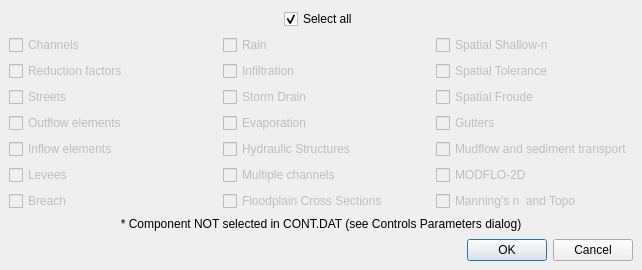
Qt form flo2d/ui/components.ui (FLO-2DSoftware/qgis-flo-2d-plugin) before a commit.
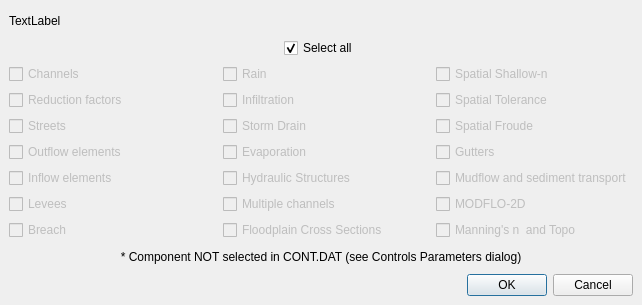
The same form after that commit.

Commit message: 3 tabs in Control Data dialog. Import/Export INFLOW.DAT (reservoirs). Storm Drain defaults: inlets discharge

Diff of the .ui file:
```diff
--- a/flo2d/ui/components.ui
+++ b/flo2d/ui/components.ui
@@ -7,7 +7,7 @@
     <x>0</x>
     <y>0</y>
     <width>642</width>
-    <height>270</height>
+    <height>305</height>
    </rect>
   </property>
   <property name="sizePolicy">
@@ -23,7 +23,172 @@
    <bool>true</bool>
   </property>
   <layout class="QGridLayout" name="gridLayout_5">
-   <item row="1" column="0">
+   <item row="4" column="0" colspan="3">
+    <widget class="QLabel" name="components_note_lbl">
+     <property name="text">
+      <string>* Component NOT selected in CONT.DAT (see Controls Parameters dialog)</string>
+     </property>
+     <property name="alignment">
+      <set>Qt::AlignCenter</set>
+     </property>
+    </widget>
+   </item>
+   <item row="1" column="0" colspan="3">
+    <layout class="QGridLayout" name="gridLayout_4">
+     <item row="0" column="0">
+      <spacer name="horizontalSpacer">
+       <property name="orientation">
+        <enum>Qt::Horizontal</enum>
+       </property>
+       <property name="sizeHint" stdset="0">
+        <size>
+         <width>164</width>
+         <height>20</height>
+        </size>
+       </property>
+      </spacer>
+     </item>
+     <item row="0" column="1">
+      <widget class="QCheckBox" name="select_all_chbox">
+       <property name="text">
+        <string>Select all</string>
+       </property>
+       <property name="checked">
+        <bool>true</bool>
+       </property>
+      </widget>
+     </item>
+     <item row="0" column="2">
+      <spacer name="horizontalSpacer_2">
+       <property name="orientation">
+        <enum>Qt::Horizontal</enum>
+       </property>
+       <property name="sizeHint" stdset="0">
+        <size>
+         <width>185</width>
+         <height>20</height>
+        </size>
+       </property>
+      </spacer>
+     </item>
+    </layout>
+   </item>
+   <item row="5" column="0" colspan="2">
+    <spacer name="horizontalSpacer_3">
+     <property name="orientation">
+      <enum>Qt::Horizontal</enum>
+     </property>
+     <property name="sizeHint" stdset="0">
+      <size>
+       <width>429</width>
+       <height>20</height>
+      </size>
+     </property>
+    </spacer>
+   </item>
+   <item row="5" column="2">
+    <widget class="QDialogButtonBox" name="components_buttonBox">
+     <property name="standardButtons">
+      <set>QDialogButtonBox::Cancel|QDialogButtonBox::Ok</set>
+     </property>
+    </widget>
+   </item>
+   <item row="3" column="2">
+    <layout class="QGridLayout" name="gridLayout_3">
+     <item row="3" column="0">
+      <widget class="QCheckBox" name="gutters_chbox">
+       <property name="enabled">
+        <bool>false</bool>
+       </property>
+       <property name="text">
+        <string>Gutters</string>
+       </property>
+       <property name="checked">
+        <bool>false</bool>
+       </property>
+      </widget>
+     </item>
+     <item row="1" column="0">
+      <widget class="QCheckBox" name="spatial_tolerance_chbox">
+       <property name="enabled">
+        <bool>false</bool>
+       </property>
+       <property name="text">
+        <string>Spatial Tolerance</string>
+       </property>
+       <property name="checked">
+        <bool>false</bool>
+       </property>
+      </widget>
+     </item>
+     <item row="5" column="0">
+      <widget class="QCheckBox" name="mudflo_chbox">
+       <property name="enabled">
+        <bool>false</bool>
+       </property>
+       <property name="text">
+        <string>MODFLO-2D</string>
+       </property>
+       <property name="checked">
+        <bool>false</bool>
+       </property>
+      </widget>
+     </item>
+     <item row="4" column="0">
+      <widget class="QCheckBox" name="mud_and_sed_chbox">
+       <property name="enabled">
+        <bool>false</bool>
+       </property>
+       <property name="text">
+        <string>Mudflow and sediment transport</string>
+       </property>
+       <property name="checked">
+        <bool>false</bool>
+       </property>
+      </widget>
+     </item>
+     <item row="6" column="0">
+      <widget class="QCheckBox" name="mannings_n_and_Topo_chbox">
+       <property name="enabled">
+        <bool>false</bool>
+       </property>
+       <property name="text">
+        <string>Manning's n  and Topo</string>
+       </property>
+       <property name="checked">
+        <bool>false</bool>
+       </property>
+      </widget>
+     </item>
+     <item row="0" column="0">
+      <widget class="QCheckBox" name="spatial_shallow_n_chbox">
+       <property name="enabled">
+        <bool>false</bool>
+       </property>
+       <property name="text">
+        <string>Spatial Shallow-n</string>
+       </property>
+       <property name="checked">
+        <bool>false</bool>
+       </property>
+      </widget>
+     </item>
+     <item row="2" column="0">
+      <widget class="QCheckBox" name="spatial_froude_chbox">
+       <property name="enabled">
+        <bool>false</bool>
+       </property>
+       <property name="text">
+        <string>Spatial Froude</string>
+       </property>
+       <property name="checked">
+        <bool>false</bool>
+       </property>
+      </widget>
+     </item>
+    </layout>
+   </item>
+   <item row="3" column="0">
     <layout class="QGridLayout" name="gridLayout">
      <item row="0" column="0">
       <widget class="QCheckBox" name="channels_chbox">
@@ -118,7 +283,7 @@
      </item>
     </layout>
    </item>
-   <item row="1" column="1">
+   <item row="3" column="1">
     <layout class="QGridLayout" name="gridLayout_2">
      <item row="0" column="0">
       <widget class="QCheckBox" name="rain_chbox">
@@ -213,181 +378,13 @@
      </item>
     </layout>
    </item>
-   <item row="1" column="2">
-    <layout class="QGridLayout" name="gridLayout_3">
-     <item row="3" column="0">
-      <widget class="QCheckBox" name="gutters_chbox">
-       <property name="enabled">
-        <bool>false</bool>
-       </property>
-       <property name="text">
-        <string>Gutters</string>
-       </property>
-       <property name="checked">
-        <bool>false</bool>
-       </property>
-      </widget>
-     </item>
-     <item row="4" column="0">
-      <widget class="QCheckBox" name="mud_and_sed_chbox">
-       <property name="enabled">
-        <bool>false</bool>
-       </property>
-       <property name="text">
-        <string>Mudflow and sediment transport</string>
-       </property>
-       <property name="checked">
-        <bool>false</bool>
-       </property>
-      </widget>
-     </item>
-     <item row="1" column="0">
-      <widget class="QCheckBox" name="spatial_tolerance_chbox">
-       <property name="enabled">
-        <bool>false</bool>
-       </property>
-       <property name="text">
-        <string>Spatial Tolerance</string>
-       </property>
-       <property name="checked">
-        <bool>false</bool>
-       </property>
-      </widget>
-     </item>
-     <item row="5" column="0">
-      <widget class="QCheckBox" name="mudflo_chbox">
-       <property name="enabled">
-        <bool>false</bool>
-       </property>
-       <property name="text">
-        <string>MODFLO-2D</string>
-       </property>
-       <property name="checked">
-        <bool>false</bool>
-       </property>
-      </widget>
-     </item>
-     <item row="2" column="0">
-      <widget class="QCheckBox" name="spatial_froude_chbox">
-       <property name="enabled">
-        <bool>false</bool>
-       </property>
-       <property name="text">
-        <string>Spatial Froude</string>
-       </property>
-       <property name="checked">
-        <bool>false</bool>
-       </property>
-      </widget>
-     </item>
-     <item row="6" column="0">
-      <widget class="QCheckBox" name="mannings_n_and_Topo_chbox">
-       <property name="enabled">
-        <bool>false</bool>
-       </property>
-       <property name="text">
-        <string>Manning's n  and Topo</string>
-       </property>
-       <property name="checked">
-        <bool>false</bool>
-       </property>
-      </widget>
-     </item>
-     <item row="0" column="0">
-      <widget class="QCheckBox" name="spatial_shallow_n_chbox">
-       <property name="enabled">
-        <bool>false</bool>
-       </property>
-       <property name="text">
-        <string>Spatial Shallow-n</string>
-       </property>
-       <property name="checked">
-        <bool>false</bool>
-       </property>
-      </widget>
-     </item>
-    </layout>
-   </item>
-   <item row="3" column="1">
-    <spacer name="verticalSpacer">
-     <property name="orientation">
-      <enum>Qt::Vertical</enum>
-     </property>
-     <property name="sizeHint" stdset="0">
-      <size>
-       <width>20</width>
-       <height>40</height>
-      </size>
-     </property>
-    </spacer>
-   </item>
-   <item row="4" column="0" colspan="2">
-    <spacer name="horizontalSpacer_3">
-     <property name="orientation">
-      <enum>Qt::Horizontal</enum>
-     </property>
-     <property name="sizeHint" stdset="0">
-      <size>
-       <width>429</width>
-       <height>20</height>
-      </size>
-     </property>
-    </spacer>
-   </item>
-   <item row="4" column="2">
-    <widget class="QDialogButtonBox" name="components_buttonBox">
-     <property name="standardButtons">
-      <set>QDialogButtonBox::Cancel|QDialogButtonBox::Ok</set>
-     </property>
-    </widget>
-   </item>
    <item row="0" column="0" colspan="3">
-    <layout class="QGridLayout" name="gridLayout_4">
-     <item row="0" column="0">
-      <spacer name="horizontalSpacer">
-       <property name="orientation">
-        <enum>Qt::Horizontal</enum>
-       </property>
-       <property name="sizeHint" stdset="0">
-        <size>
-         <width>164</width>
-         <height>20</height>
-        </size>
-       </property>
-      </spacer>
-     </item>
-     <item row="0" column="1">
-      <widget class="QCheckBox" name="select_all_chbox">
-       <property name="text">
-        <string>Select all</string>
-       </property>
-       <property name="checked">
-        <bool>true</bool>
-       </property>
-      </widget>
-     </item>
-     <item row="0" column="2">
-      <spacer name="horizontalSpacer_2">
-       <property name="orientation">
-        <enum>Qt::Horizontal</enum>
-       </property>
-       <property name="sizeHint" stdset="0">
-        <size>
-         <width>185</width>
-         <height>20</height>
-        </size>
-       </property>
-      </spacer>
-     </item>
-    </layout>
-   </item>
-   <item row="2" column="0" colspan="3">
-    <widget class="QLabel" name="components_note_lbl">
+    <widget class="QLabel" name="file_lbl">
      <property name="text">
-      <string>* Component NOT selected in CONT.DAT (see Controls Parameters dialog)</string>
+      <string>TextLabel</string>
      </property>
-     <property name="alignment">
-      <set>Qt::AlignCenter</set>
+     <property name="wordWrap">
+      <bool>true</bool>
      </property>
     </widget>
    </item>
```
Left out of the diff: 78 changed lines with no effect on the pictures. The commit also changes 19 other files.
